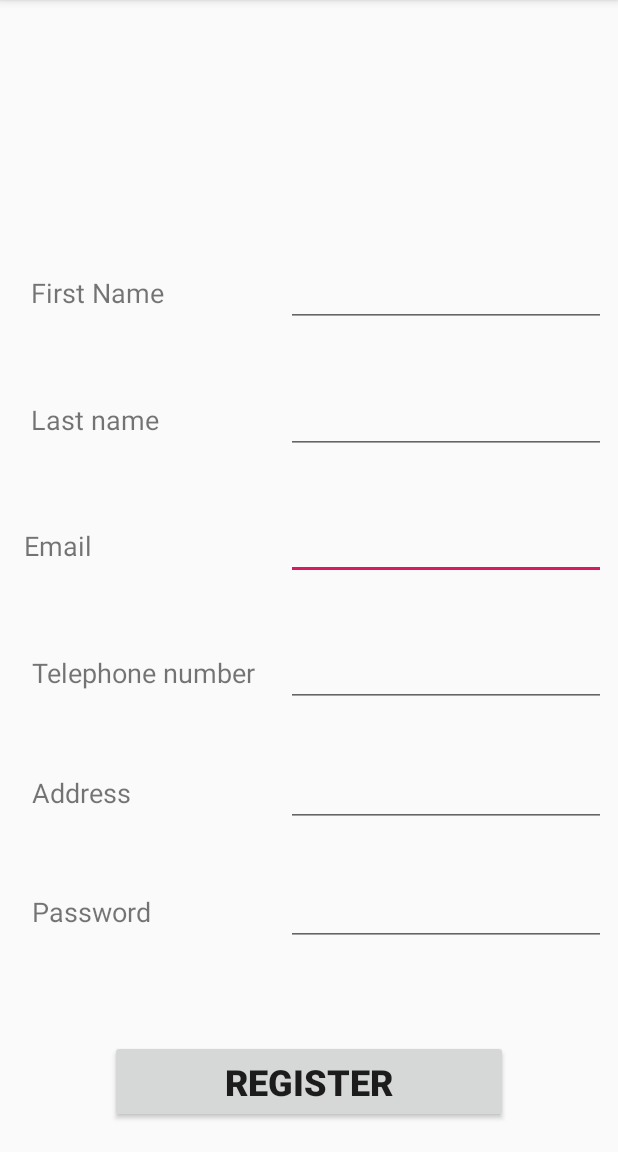
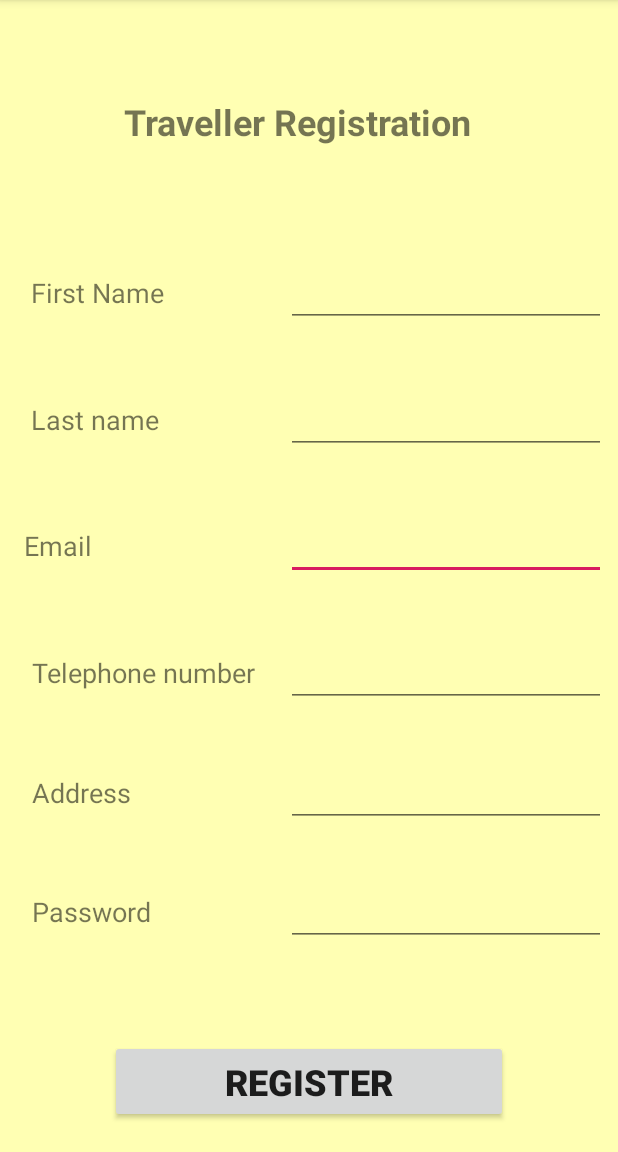
Before and after one commit to Esandhavithanage/BODIMA_APP, an Android app: the Register_traveller screen opened directly, with no data from a screen before it, on a phone screen of 412 x 824 dp, the part 84-1236 px from its top. Run offline under Robolectric (Android 15) with nearby library versions, the phone set to English and light mode, and no system bars.

Commit message:
add design

```diff
--- a/app/src/main/AndroidManifest.xml
+++ b/app/src/main/AndroidManifest.xml
@@ -14,9 +14,9 @@
 
     <application
         android:allowBackup="true"
-        android:icon="@mipmap/ic_launcher"
+        android:icon="@drawable/ic_app"
         android:label="@string/app_name"
-        android:roundIcon="@mipmap/ic_launcher_round"
+        android:roundIcon="@drawable/ic_app"
         android:supportsRtl="true"
         android:theme="@style/AppTheme">
         <activity android:name=".Register_traveller"></activity>
--- a/app/src/main/java/com/example/hideoutcabins/Cabin_nav.java
+++ b/app/src/main/java/com/example/hideoutcabins/Cabin_nav.java
@@ -76,7 +76,7 @@ public class Cabin_nav extends AppCompatActivity
         int id = item.getItemId();
 
         if (id == R.id.nav_cabin_home) {
-            // Handle the camera action
+
         } else if (id == R.id.nav_cabin_checkout) {
 
         } else if (id == R.id.nav_cabin_history) {
--- a/app/src/main/res/layout/activity_cabin_nav.xml
+++ b/app/src/main/res/layout/activity_cabin_nav.xml
@@ -5,6 +5,7 @@
     android:id="@+id/drawer_layout"
     android:layout_width="match_parent"
     android:layout_height="match_parent"
+    android:background="@color/backgcolor"
     android:fitsSystemWindows="true"
     tools:openDrawer="start">
 
--- a/app/src/main/res/layout/activity_login.xml
+++ b/app/src/main/res/layout/activity_login.xml
@@ -4,6 +4,7 @@
     xmlns:tools="http://schemas.android.com/tools"
     android:layout_width="match_parent"
     android:layout_height="match_parent"
+    android:background="@color/backgcolor"
     tools:context=".Login">
 
     <TextView
--- a/app/src/main/res/layout/activity_main.xml
+++ b/app/src/main/res/layout/activity_main.xml
@@ -4,6 +4,7 @@
     xmlns:tools="http://schemas.android.com/tools"
     android:layout_width="match_parent"
     android:layout_height="match_parent"
+    android:background="@drawable/app_background"
     tools:context=".MainActivity">
 
     <TextView
@@ -18,7 +19,7 @@
         android:layout_marginBottom="8dp"
         android:text="@string/app_name"
         android:textAlignment="center"
-        android:textColor="@color/appTitale"
+        android:textColor="#FFEB3B"
         android:textSize="36sp"
         android:textStyle="bold"
         app:layout_constraintBottom_toBottomOf="parent"
--- a/app/src/main/res/layout/activity_register_menu.xml
+++ b/app/src/main/res/layout/activity_register_menu.xml
@@ -4,6 +4,7 @@
     xmlns:tools="http://schemas.android.com/tools"
     android:layout_width="match_parent"
     android:layout_height="match_parent"
+    android:background="@color/backgcolor"
     android:orientation="vertical"
     tools:context=".Register_menu">
 
--- a/app/src/main/res/layout/activity_register_traveller.xml
+++ b/app/src/main/res/layout/activity_register_traveller.xml
@@ -4,6 +4,7 @@
     xmlns:tools="http://schemas.android.com/tools"
     android:layout_width="match_parent"
     android:layout_height="match_parent"
+    android:background="@color/backgcolor"
     tools:context=".Register_traveller">
 
     <TextView
@@ -199,4 +200,23 @@
         app:layout_constraintStart_toStartOf="parent"
         app:layout_constraintTop_toTopOf="parent"
         app:layout_constraintVertical_bias="0.984" />
+
+    <TextView
+        android:id="@+id/textView12"
+        android:layout_width="wrap_content"
+        android:layout_height="wrap_content"
+        android:layout_marginStart="8dp"
+        android:layout_marginLeft="8dp"
+        android:layout_marginTop="8dp"
+        android:layout_marginEnd="8dp"
+        android:layout_marginRight="8dp"
+        android:text="@string/TravellerReg"
+        android:textSize="24sp"
+        android:textStyle="bold"
+        app:layout_constraintBottom_toBottomOf="parent"
+        app:layout_constraintEnd_toEndOf="parent"
+        app:layout_constraintHorizontal_bias="0.454"
+        app:layout_constraintStart_toStartOf="parent"
+        app:layout_constraintTop_toTopOf="parent"
+        app:layout_constraintVertical_bias="0.078" />
 </androidx.constraintlayout.widget.ConstraintLayout>
--- a/app/src/main/res/layout/activity_traveller_nav.xml
+++ b/app/src/main/res/layout/activity_traveller_nav.xml
@@ -19,6 +19,7 @@
         android:layout_height="match_parent"
         android:layout_gravity="start"
         android:fitsSystemWindows="true"
+        android:background="@color/backgcolor"
         app:headerLayout="@layout/nav_header_traveller_nav"
         app:menu="@menu/activity_traveller_nav_drawer" />
 
--- a/app/src/main/res/layout/nav_header_cabin_nav.xml
+++ b/app/src/main/res/layout/nav_header_cabin_nav.xml
@@ -3,7 +3,7 @@
     xmlns:app="http://schemas.android.com/apk/res-auto"
     android:layout_width="match_parent"
     android:layout_height="@dimen/nav_header_height"
-    android:background="@drawable/side_nav_bar"
+    android:background="@android:color/holo_orange_light"
     android:gravity="bottom"
     android:orientation="vertical"
     android:paddingLeft="@dimen/activity_horizontal_margin"
--- a/app/src/main/res/values/colors.xml
+++ b/app/src/main/res/values/colors.xml
@@ -4,4 +4,5 @@
     <color name="colorPrimaryDark">#E8F8BC5D</color>
     <color name="colorAccent">#D81B60</color>
     <color name="appTitale">#DFFA2F01</color>
+    <color name="backgcolor">#ffffb3</color>
 </resources>
```
Also changed, not shown: app/src/main/java/com/example/hideoutcabins/Login.java (+19 -2 lines), app/src/main/res/drawable/app_background.xml (added, +12 -0 lines).
